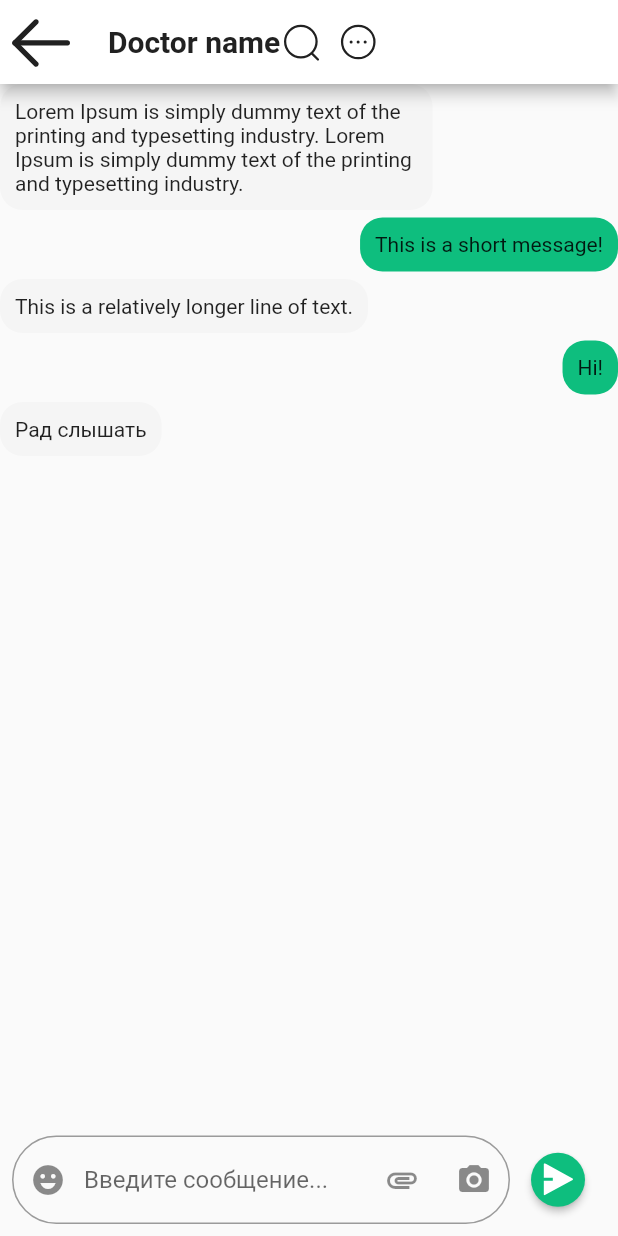
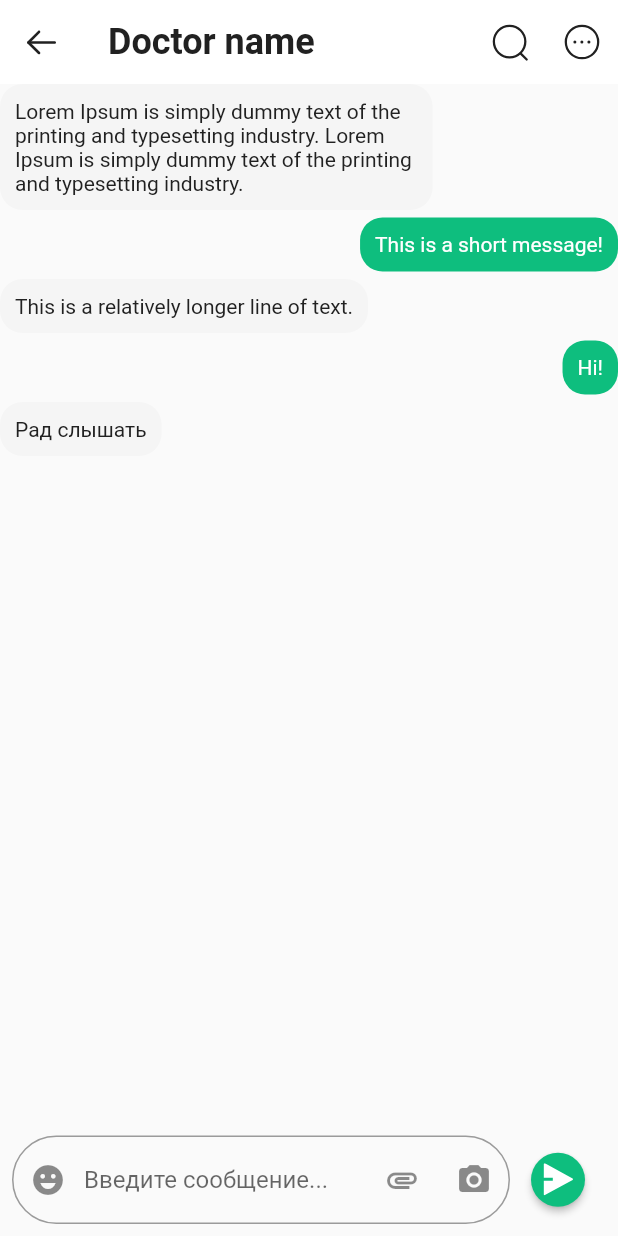
Before and after one commit to DinoDafor/medicine_app, a Flutter app: the ChatWithUser screen opened directly, on a phone screen of 412 x 824 dp. Run offline on Flutter 3.47's test engine with Material 2 defaults, Android fonts, the phone set to English and light mode, and no system bars; our stand-ins replace flutter_svg.

Commit message:
changed color of text, some minor changes

```diff
--- a/lib/screens/chat.dart
+++ b/lib/screens/chat.dart
@@ -1,6 +1,7 @@
 import 'package:flutter/material.dart';
 import 'package:flutter_svg/svg.dart';
 import 'package:medicine_app/models/Message.dart';
+import 'package:web_socket_channel/web_socket_channel.dart';
 
 class ChatWithUser extends StatefulWidget {
   const ChatWithUser({super.key});
@@ -11,6 +12,8 @@ class ChatWithUser extends StatefulWidget {
 
 class _ChatWithUserState extends State<ChatWithUser> {
   TextEditingController _controller = TextEditingController();
+
+  //todo не сохраняется чат, надо сделать
   List<Message> messages = [
     Message(
         message:
@@ -33,45 +36,56 @@ class _ChatWithUserState extends State<ChatWithUser> {
   Widget build(BuildContext context) {
     return Scaffold(
       appBar: AppBar(
+        elevation: 0,
         backgroundColor: Colors.white,
-        leading: SvgPicture.asset(
+        leading: IconButton(
+          icon: SvgPicture.asset(
             "assets/icons/back_arrow_icon.svg",
+            fit: BoxFit.scaleDown,
           ),
-        title: Row(
-          children: [
-            Text(
+          onPressed: () {
+            Navigator.pop(context);
+          },
+        ),
+        title: Text(
           "Doctor name",
           style: TextStyle(
               color: Color(0xFF212121),
               fontWeight: FontWeight.bold,
+              fontSize: 24),
         ),
-            ),
+        actions: [
           SvgPicture.asset(
             "assets/icons/Search.svg",
           ),
-            const SizedBox(width: 10),
-            GestureDetector(
-              onTap: () {
-                print("tap tap!");
-              },
-              child: SvgPicture.asset(
+          const SizedBox(
+            width: 10,
+            height: 10,
+          ),
+          IconButton(
+            icon: SvgPicture.asset(
               "assets/icons/More Circle.svg",
             ),
+            onPressed: () {
+              print("tap tap");
+            },
           ),
         ],
       ),
+      body: ScrollableChat(
+        messages: messages,
+        controller: _controller,
       ),
-      body: ScrollableChat(messages: messages, controller: _controller),
     );
   }
 }
 
 class ScrollableChat extends StatefulWidget {
-  const ScrollableChat({
-    super.key,
+  const ScrollableChat(
+      {super.key,
       required this.messages,
-    required TextEditingController controller,
-  }) : _controller = controller;
+      required TextEditingController controller})
+      : _controller = controller;
 
   final List<Message> messages;
   final TextEditingController _controller;
@@ -86,6 +100,7 @@ class _ScrollableChatState extends State<ScrollableChat> {
     return Column(
       children: [
         Expanded(
+          //todo добавить скролл вниз, когда приходит новое сообщение
           child: ListView.separated(
             itemCount: widget.messages.length,
             itemBuilder: (context, index) {
@@ -104,7 +119,14 @@ class _ScrollableChatState extends State<ScrollableChat> {
                   constraints: BoxConstraints(
                     maxWidth: MediaQuery.of(context).size.width * 0.7,
                   ),
-                  child: Text(widget.messages[index].message),
+                  child: Text(
+                    widget.messages[index].message,
+                    style: TextStyle(
+                      color: widget.messages[index].fromUser == "me"
+                          ? const Color(0xFFFFFFFF)
+                          : Color(0xFF212121),
+                    ),
+                  ),
                 ),
               );
             },
@@ -157,15 +179,7 @@ class _ScrollableChatState extends State<ScrollableChat> {
                   backgroundColor: Color(0xFF0EBE7E),
                   shape: CircleBorder(),
                 ),
-                onPressed: () {
-                  //todo запретить отмену без текста, удалять табы и пробелмы в конце ненужные
-                  widget.messages.add(Message(
-                      message: widget._controller.text,
-                      fromUser: "me",
-                      dateCreate: "12:00"));
-                  widget._controller.clear();
-                  setState(() {});
-                },
+                onPressed: _sendMessage,
                 child: SvgPicture.asset(
                   "assets/icons/send_arrow.svg",
                 ),
@@ -176,4 +190,15 @@ class _ScrollableChatState extends State<ScrollableChat> {
       ],
     );
   }
+
+  void _sendMessage() {
+    if (widget._controller.text.isNotEmpty) {
+      widget.messages.add(Message(
+          message: widget._controller.text.trim(),
+          fromUser: "me",
+          dateCreate: "12:00"));
+      widget._controller.clear();
     }
+    setState(() {});
+  }
+}
--- a/pubspec.yaml
+++ b/pubspec.yaml
@@ -29,7 +29,7 @@ environment:
 # versions available, run `flutter pub outdated`.
 dependencies:
   flutter_svg: ^2.0.7
-
+  web_socket_channel: ^2.4.0
   flutter:
     sdk: flutter
 
```
Also changed, not shown: assets/icons/attach_icon.svg (added), assets/icons/camera_icon.svg (added), assets/icons/smile_icon.svg (added), lib/screens/users_chat.dart (indentation only), pubspec.lock. Lines whose indentation alone changed are shown as unchanged.
